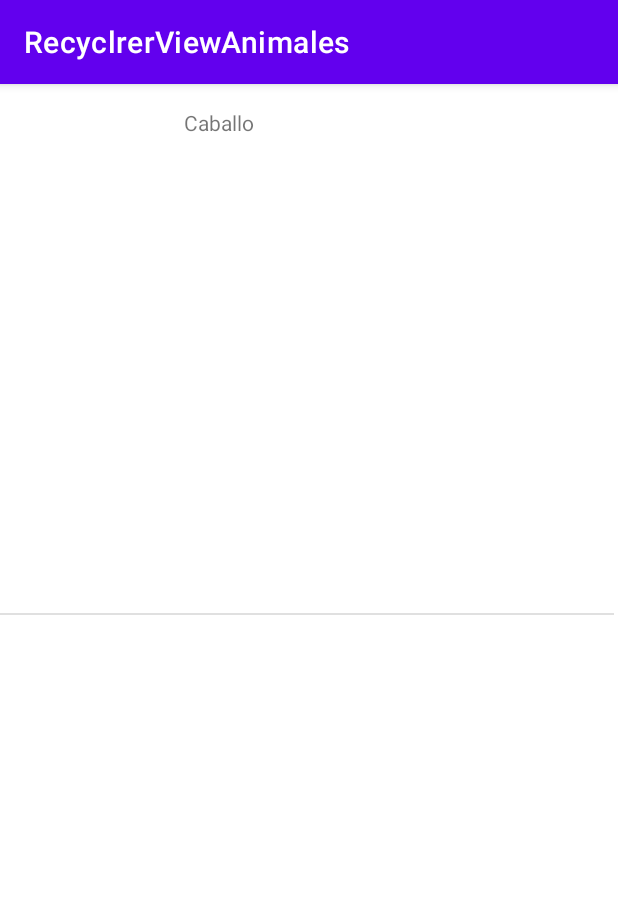
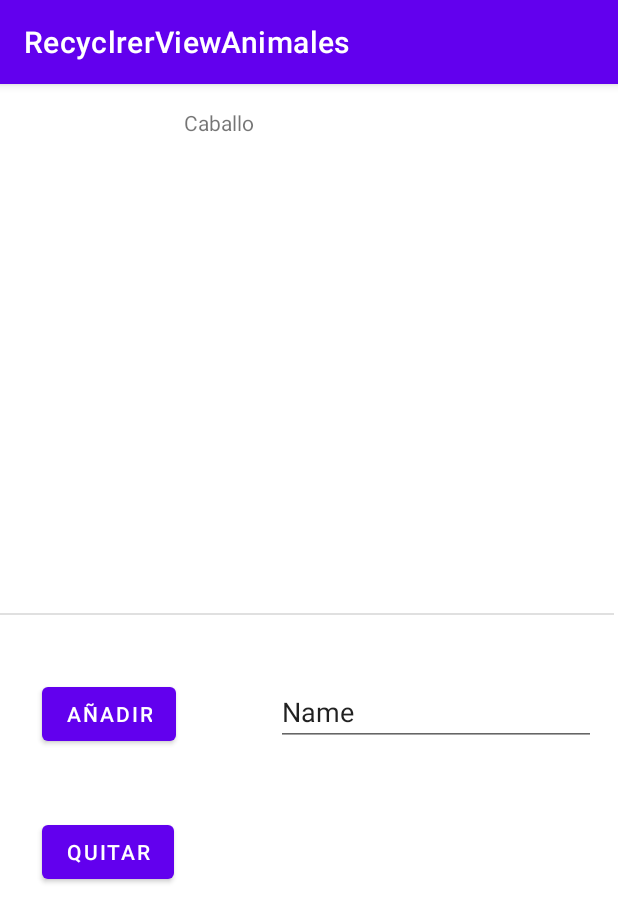
Before and after one commit to EnriqueMoranjobs/RvAnimales, an Android app: the screen it shows after launch (MainActivity), on a phone screen of 412 x 824 dp. Shown: the top 922 px of the screen. Run offline under Robolectric (Android 15) with nearby library versions, the phone set to English and light mode, and no system bars.

Commit message:
rvAnimales Colorines & Add & remove

```diff
--- a/app/src/main/java/com/example/recyclrerviewanimales/MainActivity.java
+++ b/app/src/main/java/com/example/recyclrerviewanimales/MainActivity.java
@@ -6,6 +6,9 @@ import androidx.recyclerview.widget.LinearLayoutManager;
 import androidx.recyclerview.widget.RecyclerView;
 
 import android.os.Bundle;
+import android.view.View;
+import android.widget.Button;
+import android.widget.EditText;
 
 import java.util.ArrayList;
 
@@ -16,6 +19,9 @@ public class MainActivity extends AppCompatActivity {
     protected void onCreate(Bundle savedInstanceState) {
         super.onCreate(savedInstanceState);
         setContentView(R.layout.activity_main);
+        EditText etAdd = findViewById(R.id.etAdd);
+        Button bAdd = findViewById(R.id.btnAdd);
+
         ArrayList<String> animalNames = new ArrayList<>();
         animalNames.add("Caballo");
         animalNames.add("Vaca");
@@ -28,11 +34,36 @@ public class MainActivity extends AppCompatActivity {
         RecyclerView recyclerView = findViewById(R.id.rvAnimales);
         LinearLayoutManager mLayout = new LinearLayoutManager(this);
         recyclerView.setLayoutManager(mLayout);
-         adapter = new MiAdaptador(this, animalNames);
+        adapter = new MiAdaptador(this, animalNames);
         recyclerView.setAdapter(adapter);
 
         DividerItemDecoration dividerItemDecoration = new DividerItemDecoration(recyclerView.getContext(),
                 mLayout.getOrientation());
         recyclerView.addItemDecoration(dividerItemDecoration);
+
+        bAdd.setOnClickListener(new View.OnClickListener() {
+            @Override
+            public void onClick(View view) {
+                String item = etAdd.getText().toString();
+                int posicionInsercion = (adapter.getPos() >= 0) ? adapter.getPos() + 1 : 0;
+                animalNames.add(posicionInsercion,item);
+                adapter.notifyItemInserted(posicionInsercion);
+                adapter.notifyItemChanged(0, animalNames.size());
+            }
+        });
+
+        Button bRemove=findViewById(R.id.btnRemove);
+        bRemove.setOnClickListener(new View.OnClickListener() {
+            @Override
+            public void onClick(View view) {
+                int posicion = adapter.getPos();
+                animalNames.remove(adapter.getPos());
+                adapter.notifyItemRemoved(adapter.getPos());
+                adapter.notifyItemRangeChanged(0,animalNames.size());
+                adapter.decrementarPos();
+
+            }
+        });
+
     }
 }
--- a/app/src/main/res/layout/activity_main.xml
+++ b/app/src/main/res/layout/activity_main.xml
@@ -13,4 +13,36 @@
         app:layout_constraintStart_toStartOf="parent"
         app:layout_constraintTop_toTopOf="parent" />
 
+    <Button
+        android:id="@+id/btnAdd"
+        android:layout_width="wrap_content"
+        android:layout_height="wrap_content"
+        android:layout_marginStart="28dp"
+        android:layout_marginTop="396dp"
+        android:text="añadir"
+        app:layout_constraintStart_toStartOf="parent"
+        app:layout_constraintTop_toTopOf="parent" />
+
+    <Button
+        android:id="@+id/btnRemove"
+        android:layout_width="wrap_content"
+        android:layout_height="wrap_content"
+        android:layout_marginStart="28dp"
+        android:layout_marginTop="488dp"
+        android:text="Quitar"
+        app:layout_constraintStart_toStartOf="parent"
+        app:layout_constraintTop_toTopOf="parent" />
+
+    <EditText
+        android:id="@+id/etAdd"
+        android:layout_width="wrap_content"
+        android:layout_height="wrap_content"
+        android:layout_marginStart="184dp"
+        android:layout_marginTop="396dp"
+        android:ems="10"
+        android:inputType="textPersonName"
+        android:text="Name"
+        app:layout_constraintStart_toStartOf="parent"
+        app:layout_constraintTop_toTopOf="parent" />
+
 </androidx.constraintlayout.widget.ConstraintLayout>
```
Also changed, not shown: app/src/main/java/com/example/recyclrerviewanimales/MiAdaptador.java (+31 -0 lines).
